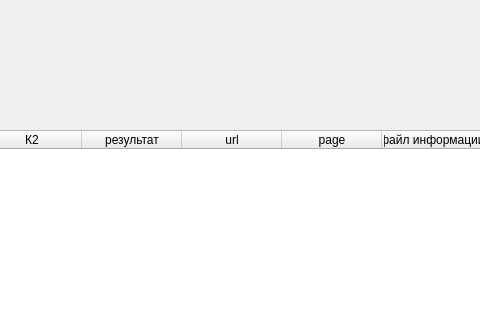
First picture: the form in dialog.ui, repository isys35/odds_bk2, before the edit; both pictures show x 639 to 1119 and y 0 to 320 of the 1251 by 712 pixel window.
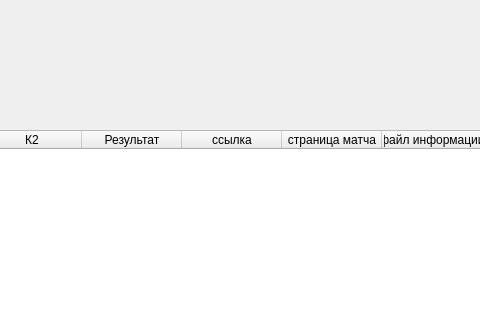
Second picture: the form after the edit.

Commit message: Выравнивание в таблице в  диалоговом окне Устранение бага с self.label Корректировка интерфейса таблицы

Diff of the .ui file:
```diff
--- a/dialog.ui
+++ b/dialog.ui
@@ -99,17 +99,17 @@
    </column>
    <column>
     <property name="text">
-     <string>результат</string>
+     <string>Результат</string>
     </property>
    </column>
    <column>
     <property name="text">
-     <string>url</string>
+     <string>ссылка</string>
     </property>
    </column>
    <column>
     <property name="text">
-     <string>page</string>
+     <string>страница матча</string>
     </property>
    </column>
    <column>
```
The commit also changes 2 other files.
